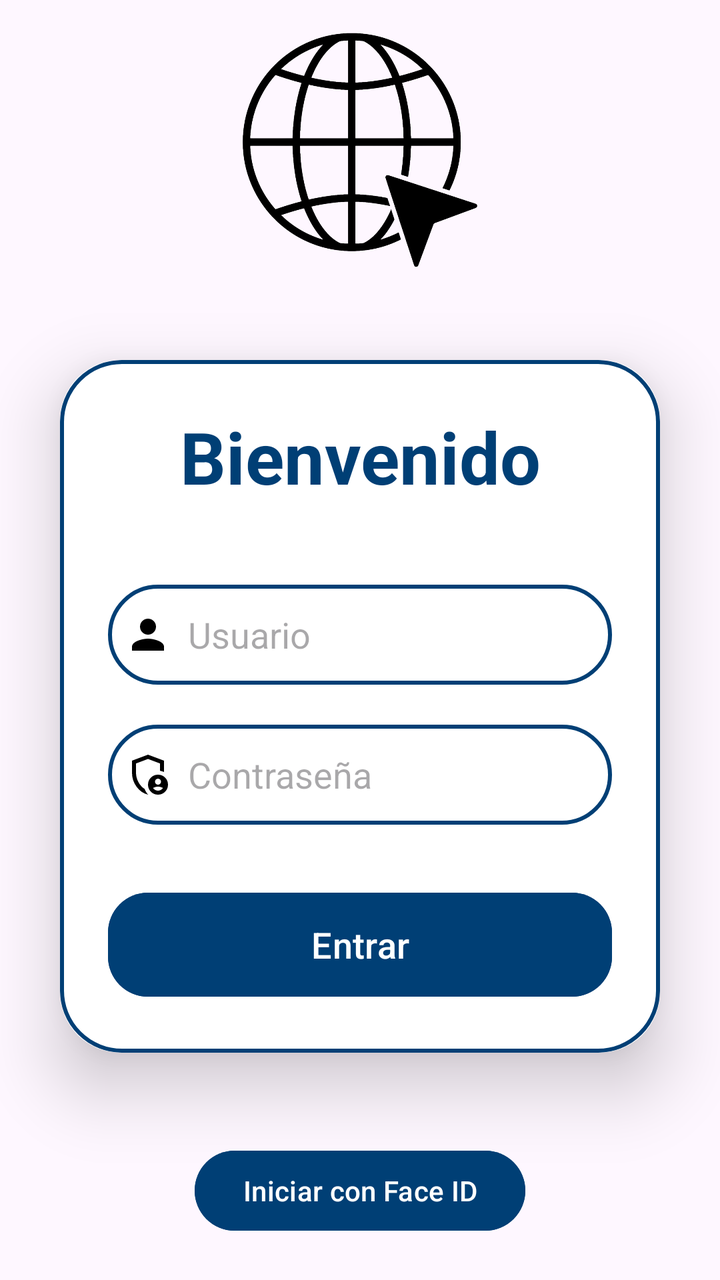
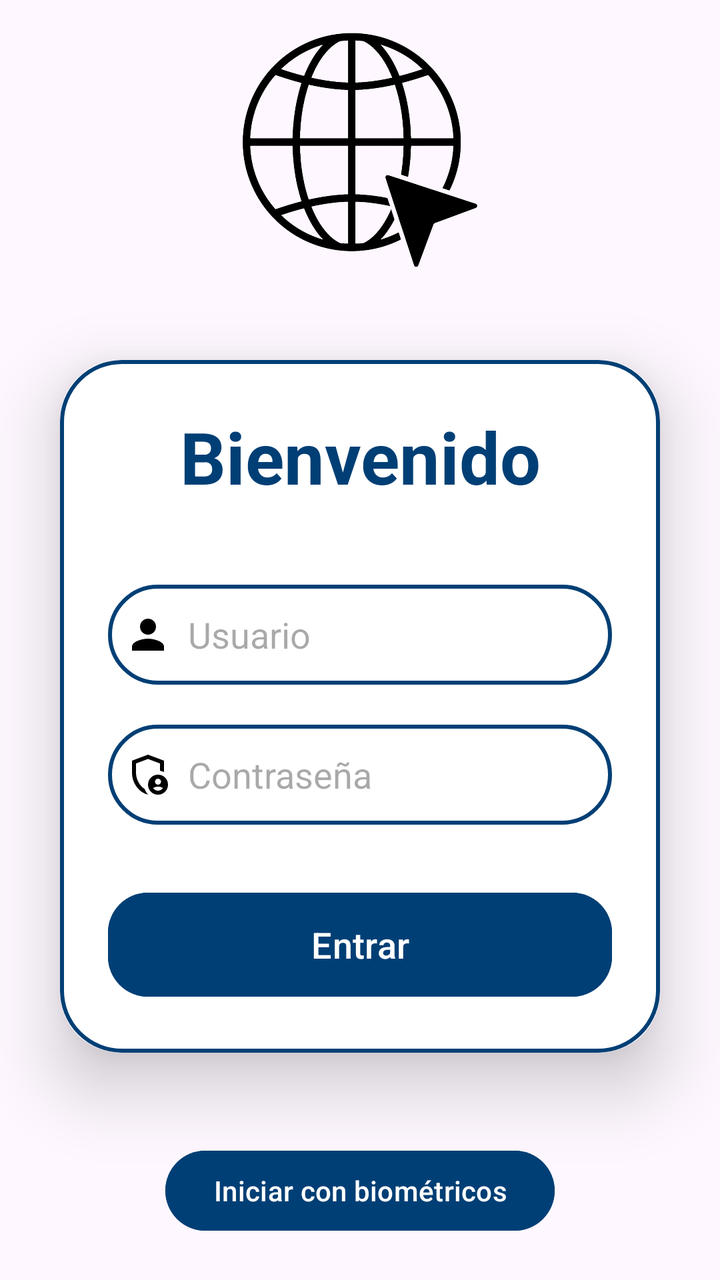

Compare the two renders of this Android layout. The source of the first and the diff that turns it into the second are given below.
<!-- AndroidManifest.xml: application theme Theme.HelloWorld -->
<!-- res/layout/activity_main.xml -->
<?xml version="1.0" encoding="utf-8"?>
<LinearLayout
    xmlns:android="http://schemas.android.com/apk/res/android"
    xmlns:app="http://schemas.android.com/apk/res-auto"
    xmlns:tools="http://schemas.android.com/tools"
    android:id="@+id/main"
    android:layout_width="match_parent"
    android:layout_height="match_parent"
    android:gravity="center"
    android:orientation="vertical"
    tools:context="david.ceballos.helloworld.scenes.main.view.MainActivity">

    <ImageView
        android:layout_width="match_parent"
        android:layout_height="150dp"
        android:src="@drawable/ic_logo_news"/>

    <androidx.cardview.widget.CardView
        android:layout_width="match_parent"
        android:layout_height="wrap_content"
        android:layout_margin="30dp"
        app:cardCornerRadius="30dp"
        app:cardElevation="20dp">
        <LinearLayout
            android:layout_width="match_parent"
            android:layout_height="wrap_content"
            android:orientation="vertical"
            android:layout_gravity="center_horizontal"
            android:padding="24dp"
            android:background="@drawable/custom_edittext">
            <TextView
                android:id="@+id/tv_hello"
                android:layout_width="match_parent"
                android:layout_height="wrap_content"
                android:text="Bienvenido"
                android:textSize="36sp"
                android:textAlignment="center"
                android:textStyle="bold"
                android:textColor="@color/dark_blue"/>
            <EditText
                android:id="@+id/et_username"
                android:layout_width="match_parent"
                android:layout_height="50dp"
                android:background="@drawable/custom_edittext"
                android:layout_marginTop="40dp"
                android:padding="8dp"
                android:hint="Usuario"
                android:drawableLeft="@drawable/ic_profile"
                android:textColor="@color/black"
                android:drawablePadding="8dp"/>
            <EditText
                android:id="@+id/et_password"
                android:layout_width="match_parent"
                android:layout_height="50dp"
                android:background="@drawable/custom_edittext"
                android:layout_marginTop="20dp"
                android:inputType="textPassword"
                android:padding="8dp"
                android:hint="Contraseña"
                android:drawableLeft="@drawable/ic_password"
                android:textColor="@color/black"
                android:drawablePadding="8dp"/>
            <Button
                android:layout_width="match_parent"
                android:layout_height="60dp"
                android:text="Entrar"
                android:id="@+id/btn_login"
                android:textSize="18sp"
                android:layout_marginTop="30dp"
                android:backgroundTint="@color/dark_blue"
                app:cornerRadius = "20dp"/>
        </LinearLayout>
    </androidx.cardview.widget.CardView>

    <Button
        android:id="@+id/btn_loginFace"
        android:layout_width="wrap_content"
        android:layout_height="wrap_content"
        android:text="Iniciar con Face ID"
        android:layout_margin="15dp"
        android:backgroundTint="@color/dark_blue"
        />

    <LinearLayout
        android:layout_width="wrap_content"
        android:layout_height="wrap_content">

        <TextView
            android:id="@+id/tv_no_tienes_cuenta"
            android:layout_width="wrap_content"
            android:layout_height="wrap_content"
            android:text="¿No tienes una cuenta? "
            android:paddingBottom="15dp"
            android:textSize="14sp"
            android:textColor="@color/black"
            />

        <TextView
            android:id="@+id/tv_registrate"
            android:layout_width="wrap_content"
            android:layout_height="wrap_content"
            android:text=" Regístrate"
            android:paddingBottom="15dp"
            android:textSize="14sp"
            android:textColor="@color/dark_blue"
            android:textStyle="bold"
            android:clickable="true"
            android:focusable="true"
            />
    </LinearLayout>

</LinearLayout>
<!-- resources referenced by this layout -->
<resources>
  <color name="black">#FF000000</color>
  <color name="dark_blue">#003F75</color>
  <!-- drawable custom_edittext (drawable) -->
  <?xml version="1.0" encoding="utf-8"?>
  <shape xmlns:android="http://schemas.android.com/apk/res/android"
      android:shape="rectangle">
  
      <stroke
          android:width="2dp"
          android:color="@color/dark_blue"/>
  
      <corners
          android:radius="30dp"/>
  
  </shape>
  <!-- drawable ic_logo_news: png bitmap (drawable, 166296 bytes) -->
  <!-- drawable ic_password (drawable) -->
  <vector xmlns:android="http://schemas.android.com/apk/res/android" android:height="24dp" android:tint="#000000" android:viewportHeight="960" android:viewportWidth="960" android:width="24dp">
        
      <path android:fillColor="@android:color/white" android:pathData="M722.5,662.5Q740,645 740,620Q740,595 722.5,577.5Q705,560 680,560Q655,560 637.5,577.5Q620,595 620,620Q620,645 637.5,662.5Q655,680 680,680Q705,680 722.5,662.5ZM680,800Q711,800 737,785.5Q763,771 779,747Q757,734 732,727Q707,720 680,720Q653,720 628,727Q603,734 581,747Q597,771 623,785.5Q649,800 680,800ZM480,880Q341,845 250.5,720.5Q160,596 160,444L160,200L480,80L800,200L800,427Q781,419 761,412.5Q741,406 720,403L720,256L480,166L240,256L240,444Q240,491 252.5,538Q265,585 287.5,627.5Q310,670 342,706Q374,742 413,766L413,766Q424,798 442,827Q460,856 483,879Q482,879 481.5,879.5Q481,880 480,880ZM680,880Q597,880 538.5,821.5Q480,763 480,680Q480,597 538.5,538.5Q597,480 680,480Q763,480 821.5,538.5Q880,597 880,680Q880,763 821.5,821.5Q763,880 680,880ZM480,466L480,466Q480,466 480,466Q480,466 480,466Q480,466 480,466Q480,466 480,466L480,466L480,466L480,466L480,466Q480,466 480,466Q480,466 480,466Q480,466 480,466Q480,466 480,466Q480,466 480,466Q480,466 480,466Z"/>
      
  </vector>
  <!-- drawable ic_profile (drawable) -->
  <vector xmlns:android="http://schemas.android.com/apk/res/android" android:height="24dp" android:tint="#000000" android:viewportHeight="24" android:viewportWidth="24" android:width="24dp">
        
      <path android:fillColor="@android:color/white" android:pathData="M12,12c2.21,0 4,-1.79 4,-4s-1.79,-4 -4,-4 -4,1.79 -4,4 1.79,4 4,4zM12,14c-2.67,0 -8,1.34 -8,4v2h16v-2c0,-2.66 -5.33,-4 -8,-4z"/>
      
  </vector>
  <style name="Theme.HelloWorld" parent="Base.Theme.HelloWorld" />
  <style name="Base.Theme.HelloWorld" parent="Theme.Material3.DayNight.NoActionBar">
          
          
      </style>
</resources>

<!-- the commit's change to res/layout/activity_main.xml (unified diff, before → after) -->
@@ -47,7 +47,9 @@
                 android:hint="Usuario"
                 android:drawableLeft="@drawable/ic_profile"
                 android:textColor="@color/black"
-                android:drawablePadding="8dp"/>
+                android:drawablePadding="8dp"
+                android:maxLines="1"
+                android:singleLine="true"/>
             <EditText
                 android:id="@+id/et_password"
                 android:layout_width="match_parent"
@@ -72,11 +74,12 @@
         </LinearLayout>
     </androidx.cardview.widget.CardView>
 
+
     <Button
         android:id="@+id/btn_loginFace"
         android:layout_width="wrap_content"
         android:layout_height="wrap_content"
-        android:text="Iniciar con Face ID"
+        android:text="Iniciar con biométricos"
         android:layout_margin="15dp"
         android:backgroundTint="@color/dark_blue"
         />
